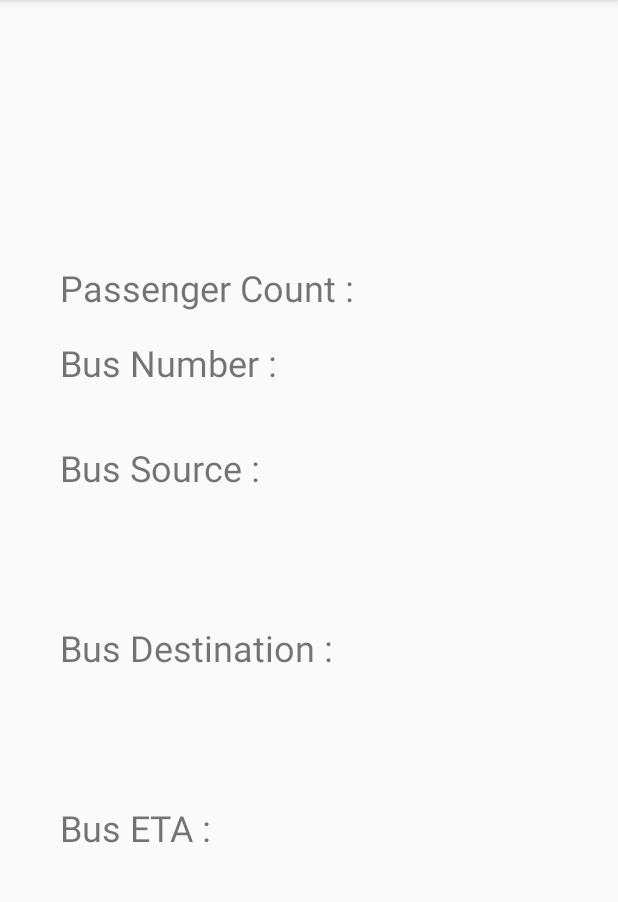
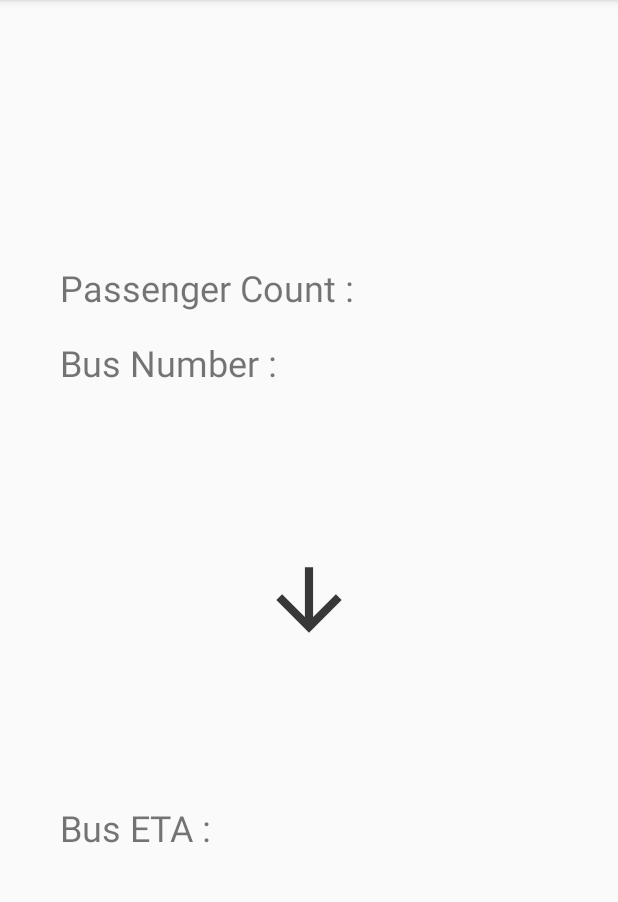
Before and after one commit to imparask/BusTracker, an Android app: the BusTracker screen opened directly, with no data from a screen before it, on a phone screen of 412 x 824 dp, the part 84-986 px from its top. Run offline under Robolectric (Android 15) with nearby library versions, the phone set to English and light mode, and no system bars; our stand-ins replace Firebase (no records; nobody signed in at launch, a user with empty details on screens opened directly); 3 statements that could not run were skipped.

Commit message:
4th commit

```diff
--- a/app/src/main/java/com/finalyear/login/ui/FindBus.java
+++ b/app/src/main/java/com/finalyear/login/ui/FindBus.java
@@ -78,27 +78,34 @@ public class FindBus extends AppCompatActivity {
                 if(!(TextUtils.isEmpty(mEnterSource.getText().toString()) && TextUtils.isEmpty(mEnterDestination.getText().toString()))) {
                     showAvailableBuses();
                 }
+                else{
+                    progressBar.setVisibility(View.INVISIBLE);
+                    if(availableBuses != null) {
+                        availableBuses.clear();
+                    }
+                    mEnterSource.setError("Enter Source");
+                    mEnterDestination.setError("Enter Destination");
+                }
             }
         });
         mViewOnMap.setOnClickListener(new View.OnClickListener() {
             @Override
             public void onClick(View v) {
                 Intent intent = new Intent(getApplicationContext(),MapsActivity.class);
-                filterFlag = false;
-                if(availableBuses.size()!=0){
-                    Object[] availBuses = availableBuses.keySet().toArray();
-                    ArrayList<String> availBusList = new ArrayList<>();
+                ArrayList<String> availBusList = new ArrayList<>();
+                if(availableBuses !=null) {
+                    if (availableBuses.size() != 0) {
+                        Object[] availBuses = availableBuses.keySet().toArray();
 
-                    Log.d(TAG,availBuses.toString());
+                        Log.d(TAG, availBuses.toString());
 
-                    for(int i=0;i<availBuses.length;i++){
-                        availBusList.add(availBuses[i].toString());
+                        for (Object availBus : availBuses) {
+                            availBusList.add(availBus.toString());
+                        }
                     }
-                    Log.d(TAG,availBusList.toString());
-
-                    intent.putStringArrayListExtra("filterBuses", availBusList);
-                    filterFlag=true;
                 }
+                Log.d(TAG,availBusList.toString());
+                intent.putStringArrayListExtra("filterBuses", availBusList);
                 startActivity(intent);
             }
         });
--- a/app/src/main/java/com/finalyear/login/ui/MapsActivity.java
+++ b/app/src/main/java/com/finalyear/login/ui/MapsActivity.java
@@ -87,7 +87,6 @@ import java.util.HashMap;
 import java.util.List;
 import java.util.Map;
 
-import static com.finalyear.login.ui.FindBus.filterFlag;
 import static com.finalyear.login.ui.StartActivity.exitConstant;
 
 public class MapsActivity extends AppCompatActivity implements OnMapReadyCallback {
@@ -131,10 +130,8 @@ public class MapsActivity extends AppCompatActivity implements OnMapReadyCallbac
         fStore = FirebaseFirestore.getInstance();
         countdatabase = FirebaseDatabase.getInstance().getReference();
 
-        if(filterFlag) {
-            Intent intent = getIntent();
-            filterbusNumbers = intent.getStringArrayListExtra("filterBuses");
-        }
+        Intent intent = getIntent();
+        filterbusNumbers = intent.getStringArrayListExtra("filterBuses");
 
         // *** IMPORTANT ***
         // MapView requires that the Bundle you pass contain _ONLY_ MapView SDK
--- /dev/null
+++ b/app/src/main/res/drawable/ic_arrow_downward_black_24dp.xml
@@ -0,0 +1,5 @@
+<vector android:alpha="0.78" android:height="24dp"
+    android:viewportHeight="24.0" android:viewportWidth="24.0"
+    android:width="24dp" xmlns:android="http://schemas.android.com/apk/res/android">
+    <path android:fillColor="#010101" android:pathData="M20,12l-1.41,-1.41L13,16.17V4h-2v12.17l-5.58,-5.59L4,12l8,8 8,-8z"/>
+</vector>
--- a/app/src/main/res/layout/activity_bus_tracker.xml
+++ b/app/src/main/res/layout/activity_bus_tracker.xml
@@ -18,7 +18,7 @@
         android:layout_marginEnd="150dp"
         android:layout_marginBottom="560dp"
         android:text="Passenger Count :"
-        android:textSize="24dp" />
+        android:textSize="24sp" />
 
     <TextView
         android:id="@+id/tv_busPassengerCount"
@@ -30,7 +30,7 @@
         android:layout_marginStart="250dp"
         android:layout_marginEnd="60dp"
         android:layout_marginBottom="560dp"
-        android:textSize="24dp" />
+        android:textSize="24sp" />
 
     <TextView
         android:id="@+id/tv_number"
@@ -43,7 +43,7 @@
         android:layout_marginEnd="190dp"
         android:layout_marginBottom="510dp"
         android:text="Bus Number :"
-        android:textSize="24dp" />
+        android:textSize="24sp" />
 
     <TextView
         android:id="@+id/tv_busNumber"
@@ -55,61 +55,48 @@
         android:layout_marginStart="210dp"
         android:layout_marginEnd="90dp"
         android:layout_marginBottom="510dp"
-        android:textSize="24dp" />
+        android:textSize="24sp" />
 
 
     <TextView
-        android:id="@+id/tv_source"
-        android:layout_width="180dp"
+        android:id="@+id/tv_busSource"
+        android:layout_width="wrap_content"
         android:layout_height="wrap_content"
         android:layout_alignParentStart="true"
         android:layout_alignParentEnd="true"
         android:layout_alignParentBottom="true"
         android:layout_marginStart="40dp"
-        android:layout_marginEnd="190dp"
-        android:layout_marginBottom="440dp"
-        android:text="Bus Source :"
-        android:textSize="24dp" />
+        android:layout_marginEnd="40dp"
+        android:layout_marginBottom="400dp"
+        android:gravity="center|center_horizontal|center_vertical"
+        android:textSize="24sp" />
+
+
+    <ImageView
+        android:id="@+id/imageView2"
+        android:layout_width="wrap_content"
+        android:layout_height="65dp"
+        android:layout_alignParentStart="true"
+        android:layout_alignParentEnd="true"
+        android:layout_alignParentBottom="true"
+        android:layout_marginStart="160dp"
+        android:layout_marginEnd="160dp"
+        android:layout_marginBottom="335dp"
+        app:srcCompat="@drawable/ic_arrow_downward_black_24dp" />
 
 
     <TextView
-        android:id="@+id/tv_busSource"
-        android:layout_width="289dp"
-        android:layout_height="57dp"
-        android:layout_alignParentStart="true"
-        android:layout_alignParentEnd="true"
-        android:layout_alignParentBottom="true"
-        android:layout_marginStart="40dp"
-        android:layout_marginEnd="70dp"
-        android:layout_marginBottom="370dp"
-        android:textSize="22dp" />
-
-
-    <TextView
-        android:id="@+id/tv_destination"
-        android:layout_width="180dp"
+        android:id="@+id/tv_busDestination"
+        android:layout_width="wrap_content"
         android:layout_height="wrap_content"
         android:layout_alignParentStart="true"
         android:layout_alignParentEnd="true"
         android:layout_alignParentBottom="true"
         android:layout_marginStart="40dp"
-        android:layout_marginEnd="170dp"
-        android:layout_marginBottom="320dp"
-        android:text="Bus Destination :"
-        android:textSize="24dp" />
-
-
-    <TextView
-        android:id="@+id/tv_busDestination"
-        android:layout_width="289dp"
-        android:layout_height="57dp"
-        android:layout_alignParentStart="true"
-        android:layout_alignParentEnd="true"
-        android:layout_alignParentBottom="true"
-        android:layout_marginStart="40dp"
-        android:layout_marginEnd="70dp"
-        android:layout_marginBottom="250dp"
-        android:textSize="22dp" />
+        android:layout_marginEnd="40dp"
+        android:layout_marginBottom="300dp"
+        android:gravity="center|center_horizontal|center_vertical"
+        android:textSize="24sp" />
 
 
     <TextView
@@ -123,20 +110,20 @@
         android:layout_marginEnd="170dp"
         android:layout_marginBottom="200dp"
         android:text="Bus ETA :"
-        android:textSize="24dp" />
+        android:textSize="24sp" />
 
 
     <TextView
         android:id="@+id/tv_busETA"
-        android:layout_width="289dp"
-        android:layout_height="57dp"
+        android:layout_width="wrap_content"
+        android:layout_height="wrap_content"
         android:layout_alignParentStart="true"
         android:layout_alignParentEnd="true"
         android:layout_alignParentBottom="true"
         android:layout_marginStart="40dp"
-        android:layout_marginEnd="70dp"
+        android:layout_marginEnd="40dp"
         android:layout_marginBottom="130dp"
-        android:textSize="22dp" />
+        android:textSize="24sp" />
 
 
 </RelativeLayout>
```
